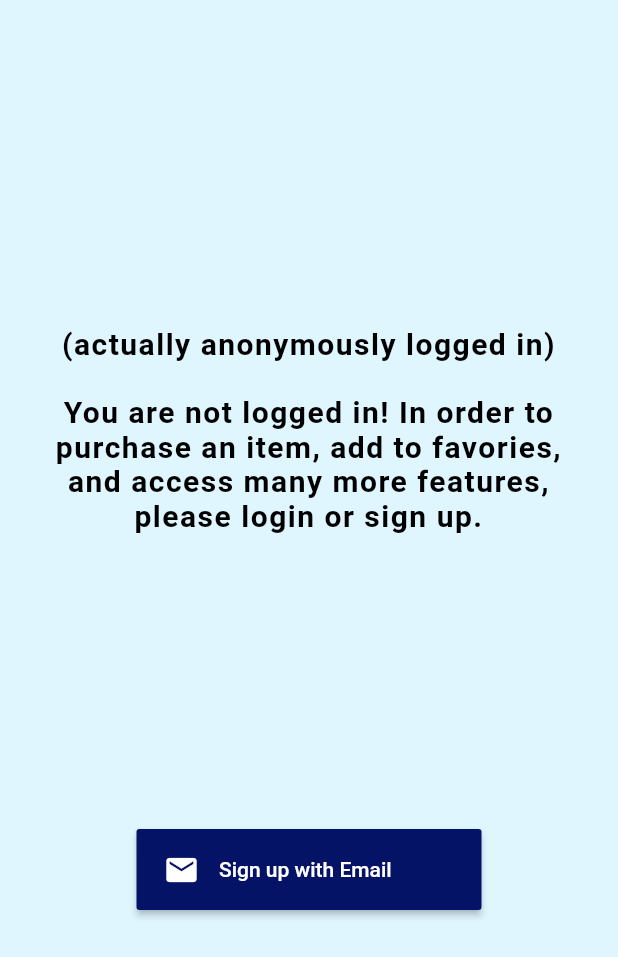
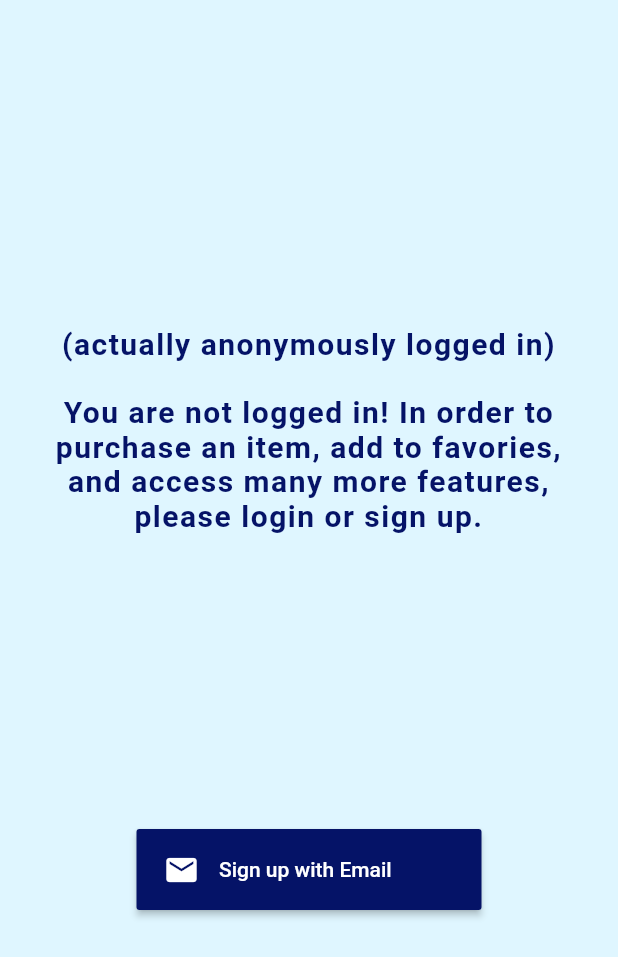
Before and after one commit to aliparlakci/cekmece-app, a Flutter app: the AnonymousProfileView widget shown alone on an empty page, opened directly, on a phone screen of 412 x 824 dp. Shown: the top 957 px of the screen. Run offline on Flutter 3.47's test engine with Material 2 defaults, Android fonts, the phone set to English and light mode, and no system bars; our stand-ins replace equatable, firebase_auth, firebase_core, flutter_bloc, flutter_signin_button, flutter_spinkit and 4 more; accounts and stored records are empty; network calls fail; Roboto replaces fonts that are missing (Ubuntu).

Commit message:
color fix

```diff
--- a/mobile/cekmece_mobile/lib/constants/font_constants.dart
+++ b/mobile/cekmece_mobile/lib/constants/font_constants.dart
@@ -1,3 +1,4 @@
+import 'package:cekmece_mobile/constants/color_contsants.dart';
 import 'package:flutter/material.dart';
 import 'package:google_fonts/google_fonts.dart';
 
@@ -16,19 +17,19 @@ var loadingViewTitle = GoogleFonts.ubuntu(
 var header2 = GoogleFonts.ubuntu(
     fontSize: 20,
     fontWeight: FontWeight.w600,
-    color: Colors.black,
+    color: neutralColor,
     letterSpacing: 1);
 
 var header3 = GoogleFonts.ubuntu(
     fontSize: 16,
     fontWeight: FontWeight.w600,
-    color: Colors.black,
+    color: neutralColor,
     letterSpacing: 1);
 
 var textDefault = GoogleFonts.ubuntu(
     fontSize: 10,
     fontWeight: FontWeight.w400,
-    color: Colors.black,
+    color: neutralColor,
     letterSpacing: 1);
 
 final kHintTextStyle = TextStyle(
--- a/mobile/cekmece_mobile/lib/views/profile/viewComponents/anonymousProfileView.dart
+++ b/mobile/cekmece_mobile/lib/views/profile/viewComponents/anonymousProfileView.dart
@@ -21,7 +21,7 @@ class AnonymousProfileView extends StatelessWidget {
           children: [
             Text(
               "(actually anonymously logged in)\n\nYou are not logged in! In order to purchase an item, add to favories, and access many more features, please login or sign up. ",
-              style: header2,
+              style: header2.copyWith(color: secondaryColor),
               textAlign: TextAlign.center,
             ),
             Column(
--- a/mobile/cekmece_mobile/lib/views/profile/viewComponents/userInfo.dart
+++ b/mobile/cekmece_mobile/lib/views/profile/viewComponents/userInfo.dart
@@ -71,6 +71,7 @@ class UserInfoView extends StatelessWidget {
                     icon: const Icon(
                       CupertinoIcons.settings,
                       size: 25,
+                      color: neutralColor,
                     ))
               ],
             ),
```
